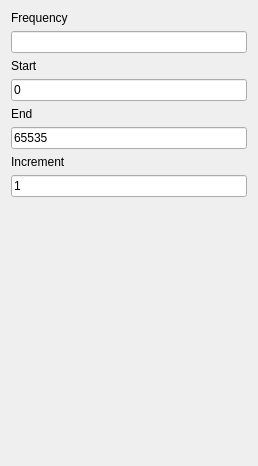
analogdevicesinc/scopy, file ui/binarycounterpatternui.ui: the form before one commit.
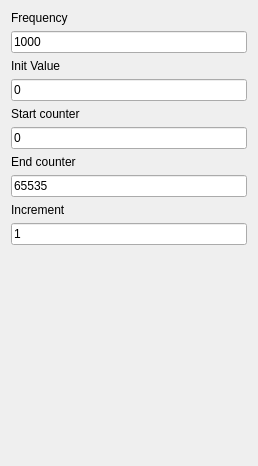
The form after the commit.

Patch:
```diff
--- a/ui/binarycounterpatternui.ui
+++ b/ui/binarycounterpatternui.ui
@@ -17,28 +17,14 @@
    <number>-3</number>
   </property>
   <layout class="QGridLayout" name="gridLayout">
-   <item row="7" column="0">
-    <widget class="QLineEdit" name="endEdit">
-     <property name="text">
-      <string>65535</string>
-     </property>
-    </widget>
-   </item>
-   <item row="4" column="0">
-    <widget class="QLabel" name="label_2">
-     <property name="text">
-      <string>Start</string>
-     </property>
-    </widget>
-   </item>
-   <item row="6" column="0">
-    <widget class="QLabel" name="label_3">
-     <property name="text">
-      <string>End</string>
-     </property>
-    </widget>
-   </item>
    <item row="10" column="0">
+    <widget class="QLabel" name="label_4">
+     <property name="text">
+      <string>Increment</string>
+     </property>
+    </widget>
+   </item>
+   <item row="12" column="0">
     <spacer name="verticalSpacer">
      <property name="orientation">
       <enum>Qt::Vertical</enum>
@@ -51,24 +37,7 @@
      </property>
     </spacer>
    </item>
-   <item row="3" column="0">
-    <widget class="QLineEdit" name="frequencyEdit"/>
-   </item>
-   <item row="1" column="0">
-    <widget class="QLabel" name="label">
-     <property name="text">
-      <string>Frequency</string>
-     </property>
-    </widget>
-   </item>
-   <item row="8" column="0">
-    <widget class="QLabel" name="label_4">
-     <property name="text">
-      <string>Increment</string>
-     </property>
-    </widget>
-   </item>
-   <item row="5" column="0">
+   <item row="7" column="0">
     <widget class="QLineEdit" name="startEdit">
      <property name="inputMask">
       <string/>
@@ -76,9 +45,33 @@
      <property name="text">
       <string>0</string>
      </property>
+     <property name="readOnly">
+      <bool>true</bool>
+     </property>
     </widget>
    </item>
-   <item row="9" column="0">
+   <item row="8" column="0">
+    <widget class="QLabel" name="label_3">
+     <property name="text">
+      <string>End counter</string>
+     </property>
+    </widget>
+   </item>
+   <item row="1" column="0">
+    <widget class="QLabel" name="label">
+     <property name="text">
+      <string>Frequency</string>
+     </property>
+    </widget>
+   </item>
+   <item row="6" column="0">
+    <widget class="QLabel" name="label_2">
+     <property name="text">
+      <string>Start counter</string>
+     </property>
+    </widget>
+   </item>
+   <item row="11" column="0">
     <widget class="QLineEdit" name="incrementEdit">
      <property name="text">
       <string>1</string>
@@ -88,6 +81,37 @@
      </property>
     </widget>
    </item>
+   <item row="3" column="0">
+    <widget class="QLineEdit" name="frequencyEdit">
+     <property name="text">
+      <string>1000</string>
+     </property>
+    </widget>
+   </item>
+   <item row="9" column="0">
+    <widget class="QLineEdit" name="endEdit">
+     <property name="text">
+      <string>65535</string>
+     </property>
+     <property name="readOnly">
+      <bool>false</bool>
+     </property>
+    </widget>
+   </item>
+   <item row="4" column="0">
+    <widget class="QLabel" name="label_5">
+     <property name="text">
+      <string>Init Value</string>
+     </property>
+    </widget>
+   </item>
+   <item row="5" column="0">
+    <widget class="QLineEdit" name="inittval_LE">
+     <property name="text">
+      <string>0</string>
+     </property>
+    </widget>
+   </item>
   </layout>
  </widget>
  <resources/>
```
